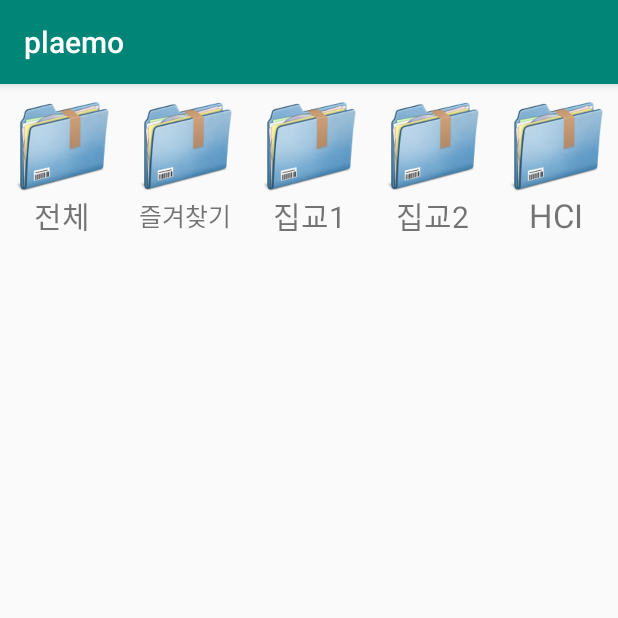
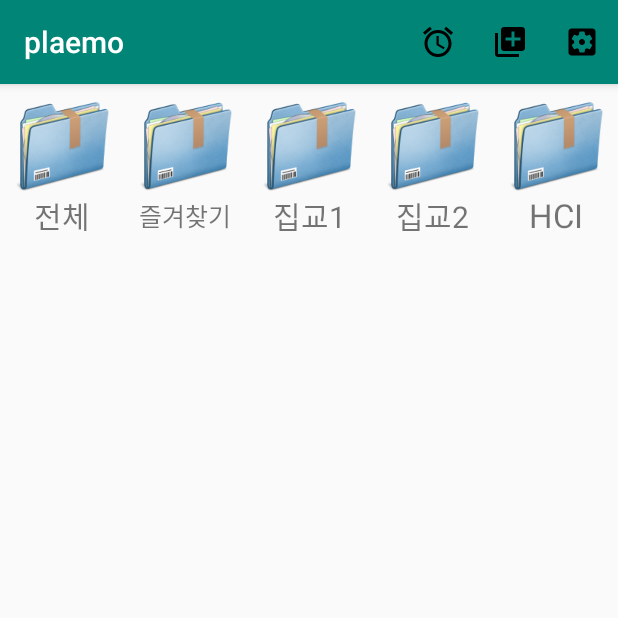
Before and after one commit to ajou-jipjung/plaemo, an Android app: the screen it shows after launch (PlaemoMainFolderActivity), on a phone screen of 412 x 824 dp, the top half of it. Run offline under Robolectric (Android 15) with nearby library versions, the phone set to English and light mode, and no system bars.

Commit message:
메뉴바 추가중

```diff
--- a/app/src/main/java/com/po771/plaemo/PlaemoMainFolderActivity.java
+++ b/app/src/main/java/com/po771/plaemo/PlaemoMainFolderActivity.java
@@ -1,6 +1,8 @@
 package com.po771.plaemo;
 
 import android.os.Bundle;
+import android.view.Menu;
+import android.view.MenuInflater;
 
 import androidx.appcompat.app.AppCompatActivity;
 import androidx.recyclerview.widget.GridLayoutManager;
@@ -27,4 +29,11 @@ public class PlaemoMainFolderActivity extends AppCompatActivity {
         PlaemoMainFolder_Adapter adapter = new PlaemoMainFolder_Adapter(folderList);
         recyclerView.setAdapter(adapter);
     }
+
+    @Override
+    public boolean onCreateOptionsMenu(Menu menu) {
+        MenuInflater inflater = getMenuInflater();
+        inflater.inflate(R.menu.plemomainfolder_action,menu);
+        return true;
+    }
 }
--- /dev/null
+++ b/app/src/main/res/menu/plaemomaindoc_action.xml
@@ -0,0 +1,4 @@
+<?xml version="1.0" encoding="utf-8"?>
+<menu xmlns:android="http://schemas.android.com/apk/res/android">
+
+</menu>
--- a/app/src/main/res/menu/plemomain_action.xml
+++ b/app/src/main/res/menu/plemomainfolder_action.xml
@@ -3,14 +3,20 @@
     xmlns:app="http://schemas.android.com/apk/res-auto">
 
     <item
-        android:id="@+id/action_alarm"
+        android:id="@+id/mainfolderaction_alarm"
         app:showAsAction="always"
         android:icon="@drawable/ic_alarm_24px"
         android:title="alarm" />
 
     <item
-        android:id="@+id/action_book"
+        android:id="@+id/mainfolderaction_book"
         app:showAsAction="always"
         android:icon="@drawable/ic_library_add_24px"
         android:title="alarm" />
+
+    <item
+        android:id="@+id/mainfolderaction_setting"
+        app:showAsAction="always"
+        android:icon="@drawable/ic_settings_applications_24px"
+        android:title="alarm" />
 </menu>
```
